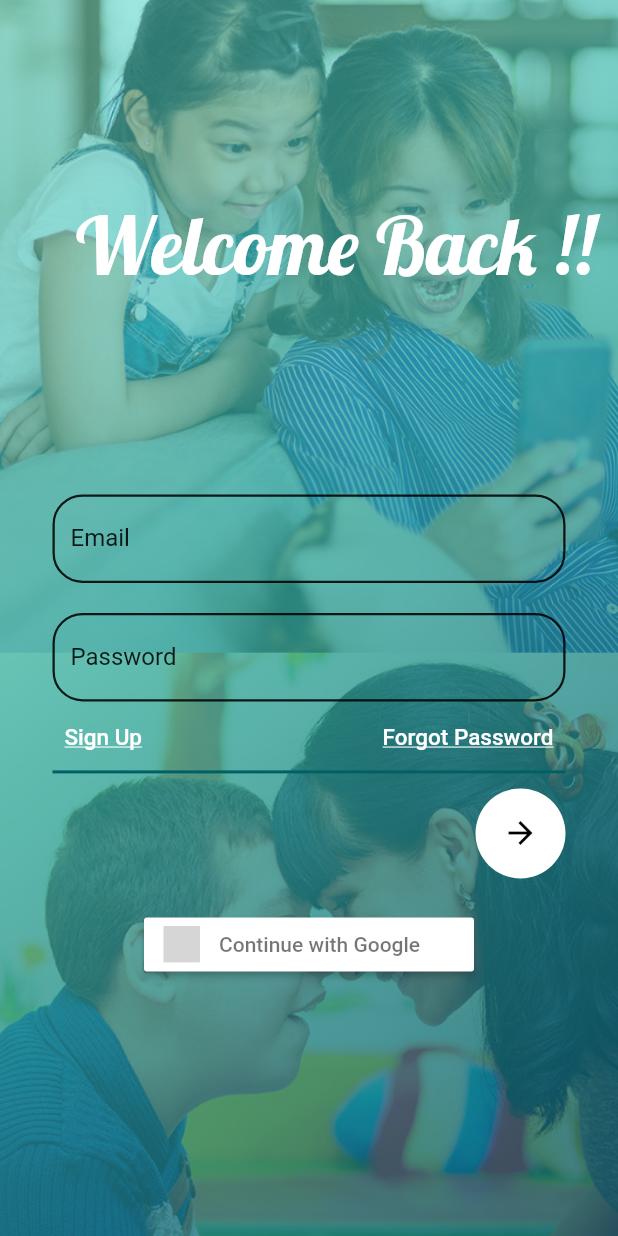
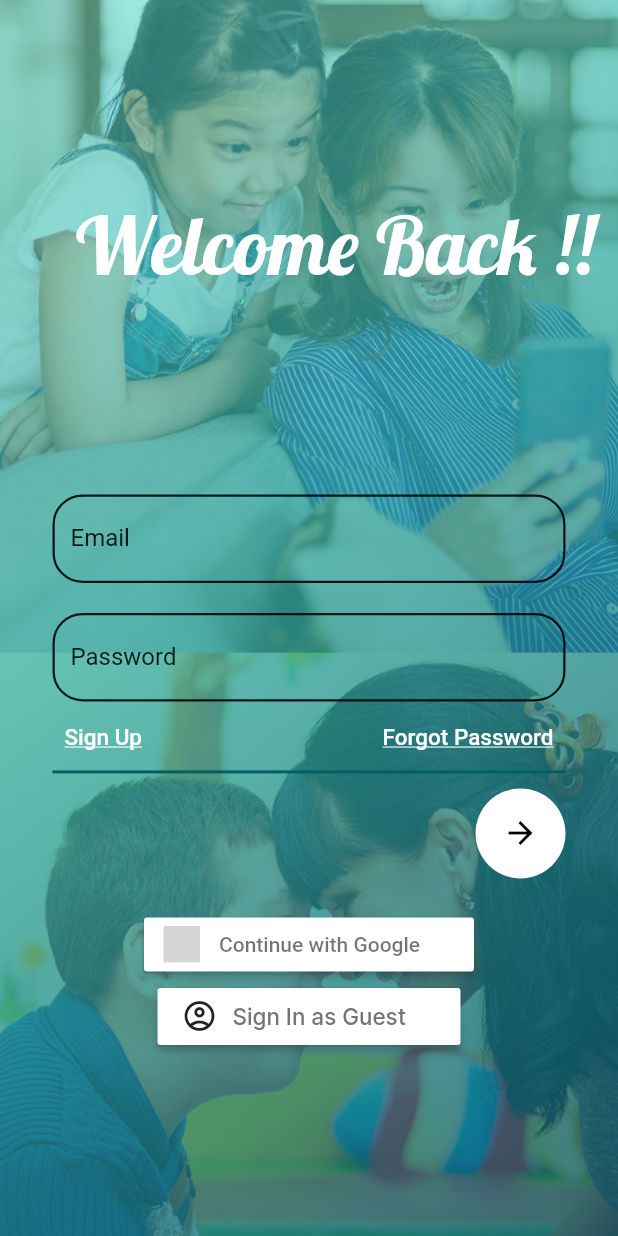
Before and after one commit to aryansolanki/autobuddy_asd_app, a Flutter app: the sign_in screen opened by its route, on a phone screen of 412 x 824 dp. Run offline on Flutter 3.47's test engine with Material 2 defaults, Android fonts, the phone set to English and light mode, and no system bars; our stand-ins replace firebase_auth, firebase_core, flutter_signin_button, form_field_validator; accounts and stored records are empty; grey boxes are pictures that could not be loaded.

Commit message:
sign in anonymously/as guest done

```diff
--- a/autobuddy_asd/autobuddy_asd_app/lib/main.dart
+++ b/autobuddy_asd/autobuddy_asd_app/lib/main.dart
@@ -16,12 +16,17 @@ import 'package:autobuddy_asd_app/services/auth.dart';
 import 'package:flutter/services.dart'; //to colour status bar
 import 'package:autobuddy_asd_app/colour.dart';
 
+// Import the firebase_core plugin
+import 'package:firebase_core/firebase_core.dart';
+
 void main() {
 //code for status bar colour
   SystemChrome.setSystemUIOverlayStyle(SystemUiOverlayStyle(
     statusBarColor: status_bar_colour,
     statusBarIconBrightness: Brightness.light,
   ));
+  WidgetsFlutterBinding.ensureInitialized();
+  Firebase.initializeApp();
 
   runApp(const MyApp());
 }
--- a/autobuddy_asd/autobuddy_asd_app/lib/screen/sign_in.dart
+++ b/autobuddy_asd/autobuddy_asd_app/lib/screen/sign_in.dart
@@ -6,6 +6,7 @@ import 'package:form_field_validator/form_field_validator.dart'; //for multi val
 
 //routing
 import 'package:autobuddy_asd_app/screen/forgot_password.dart';
+import 'package:autobuddy_asd_app/services/auth.dart';
 
 //for basic sign in button
 import 'package:flutter_signin_button/flutter_signin_button.dart';
@@ -33,6 +34,10 @@ class _sign_inState extends State<sign_in> {
 //controller
   TextEditingController email_controller = new TextEditingController();
   TextEditingController password_controller = new TextEditingController();
+
+  //instance of auth
+  final AuthService _auth =
+      AuthService(); // underscore to keep this variable to this file only
 
   @override
   Widget build(BuildContext context) {
@@ -242,6 +247,39 @@ class _sign_inState extends State<sign_in> {
                                 Navigator.of(context).pushNamed("/dashboard");
                               }, //--------------------->enter google auth routing here
                             ),
+                            //Anonymous sign in
+                            Container(
+                              padding: EdgeInsets.symmetric(horizontal: 70),
+                              child: RaisedButton(
+                                // use custom func to see sign in with google if true then route
+                                onPressed: () async {
+                                  dynamic result = await _auth.signInAnon();
+                                  if (result == null) {
+                                    print('error signing in');
+                                  } else {
+                                    print('signed in');
+                                    print(result.uid);
+                                  }
+                                }, //--------------------->enter anon auth routing here
+                                child: Row(
+                                  children: [
+                                    Icon(Icons.account_circle_outlined),
+                                    Container(
+                                      padding: EdgeInsets.all(10.0),
+                                      child: Text(
+                                        'Sign In as Guest',
+                                        style: TextStyle(
+                                          fontSize: 15.0,
+                                          fontFamily: text1,
+                                          color: Colors.grey[600],
+                                        ),
+                                      ),
+                                    ),
+                                  ],
+                                ),
+                                color: Colors.white,
+                              ),
+                            ),
                           ],
                         ),
                       ),
--- /dev/null
+++ b/autobuddy_asd/autobuddy_asd_app/lib/services/model/custom_user.dart
@@ -0,0 +1,5 @@
+class custom_user {
+  final dynamic uid;
+
+  custom_user({this.uid});
+}
--- a/autobuddy_asd/autobuddy_asd_app/pubspec.yaml
+++ b/autobuddy_asd/autobuddy_asd_app/pubspec.yaml
@@ -32,8 +32,11 @@ dependencies:
   flutter_spinkit: ^5.1.0
   flutter_signin_button: ^2.0.0
   form_field_validator: ^1.0.1
+  #below 3 are to run firebase auth
+  firebase_core: ^1.17.0
   firebase_auth: ^3.3.18
   cloud_firestore: ^3.1.15
+
 
 
   # The following adds the Cupertino Icons font to your application.
```
Also changed, not shown: autobuddy_asd/autobuddy_asd_app/lib/services/auth.dart (+15 -1 lines), autobuddy_asd/autobuddy_asd_app/pubspec.lock.
